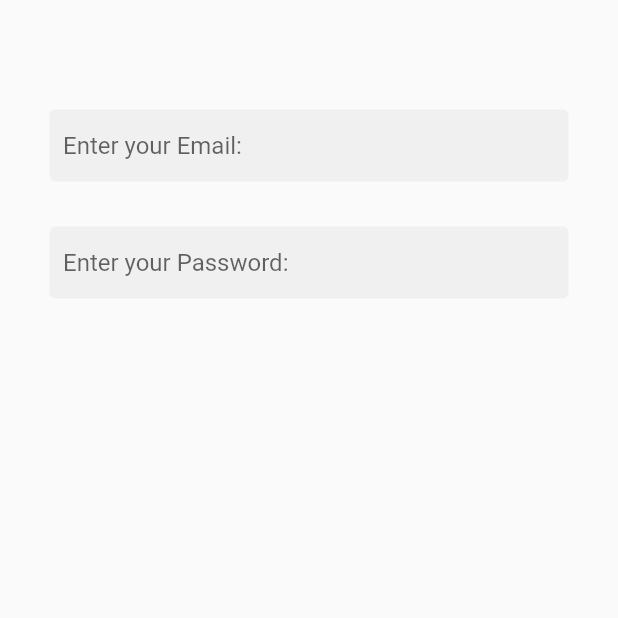
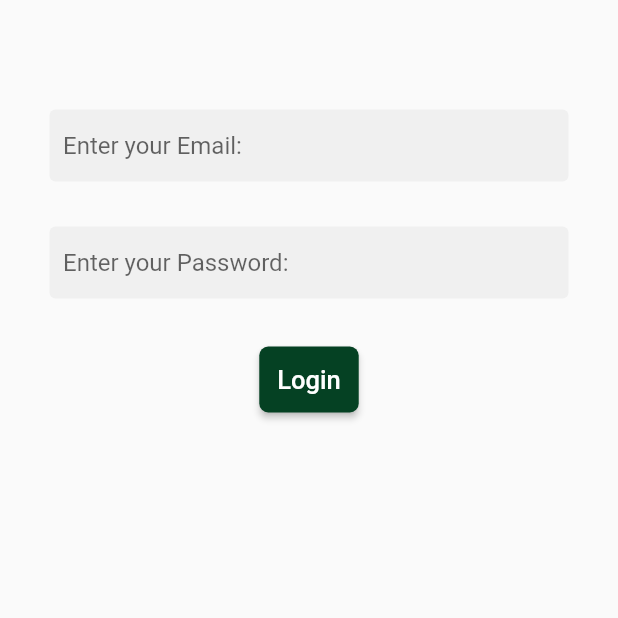
Before and after one commit to Ahmedkhaledhassan/e_commerce2, a Flutter app: the screen it shows after launch, on a phone screen of 412 x 824 dp, the top half of it. Run offline on Flutter 3.47's test engine with Material 2 defaults, Android fonts, the phone set to English and light mode, and no system bars.

Commit message:
login button

```diff
--- a/lib/pages/login.dart
+++ b/lib/pages/login.dart
@@ -1,5 +1,6 @@
 // ignore_for_file: prefer_const_constructors
 
+import 'package:e_commerce2/shared/colors.dart';
 import 'package:e_commerce2/shared/constants.dart';
 import 'package:flutter/material.dart';
 
@@ -34,6 +35,20 @@ class Login extends StatelessWidget {
                   decoration: decorationTextField.copyWith(
                     hintText: "Enter your Password:",
                   )),
+              const SizedBox(
+                height: 30,
+              ),
+              ElevatedButton(
+                  onPressed: () {},
+                  child: Text(
+                    "Login",
+                    style: TextStyle(fontSize: 17),
+                  ),
+                  style: ButtonStyle(
+                      backgroundColor: MaterialStateProperty.all(BTNgreen),
+                      padding: MaterialStateProperty.all(EdgeInsets.all(12)),
+                      shape: MaterialStateProperty.all(RoundedRectangleBorder(
+                          borderRadius: BorderRadius.circular(6)))))
             ],
           ),
         ),
--- /dev/null
+++ b/lib/shared/colors.dart
@@ -0,0 +1,7 @@
+import 'package:flutter/animation.dart';
+
+import 'package:flutter/material.dart';
+
+const BTNred = Color.fromARGB(255, 168, 20, 9);
+const BTNgreen = Color.fromARGB(255, 5, 65, 35);
+const appbarblue = Color.fromARGB(255, 20, 111, 163);
```
